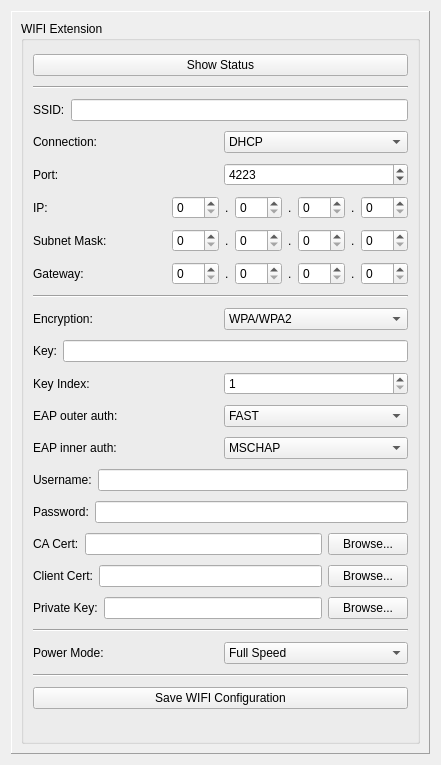
Qt form src/brickv/plugin_system/plugins/master/ui/wifi.ui (Tinkerforge/brickv) before a commit.
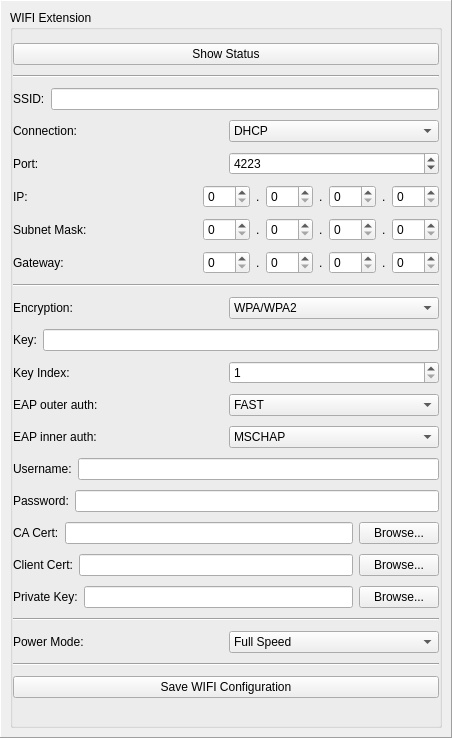
The same form after that commit.

Commit message: Add Stack ID, UID, FW Version and Reset button to each tab

```diff
--- a/src/brickv/plugin_system/plugins/master/ui/wifi.ui
+++ b/src/brickv/plugin_system/plugins/master/ui/wifi.ui
@@ -6,14 +6,20 @@
    <rect>
     <x>0</x>
     <y>0</y>
-    <width>441</width>
-    <height>765</height>
+    <width>452</width>
+    <height>738</height>
    </rect>
   </property>
   <property name="windowTitle">
    <string>Form</string>
   </property>
   <layout class="QVBoxLayout" name="verticalLayout">
+   <property name="spacing">
+    <number>0</number>
+   </property>
+   <property name="margin">
+    <number>0</number>
+   </property>
    <item>
     <widget class="QFrame" name="frame">
      <property name="frameShape">
@@ -29,6 +35,18 @@
          <string>WIFI Extension</string>
         </property>
         <layout class="QVBoxLayout" name="verticalLayout_2">
+         <property name="leftMargin">
+          <number>0</number>
+         </property>
+         <property name="topMargin">
+          <number>9</number>
+         </property>
+         <property name="rightMargin">
+          <number>0</number>
+         </property>
+         <property name="bottomMargin">
+          <number>0</number>
+         </property>
          <item>
           <widget class="QPushButton" name="wifi_show_status">
            <property name="text">
```
The commit also changes 6 other files.
